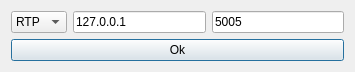
All4Gis/QGISFMV, file code/ui/ui_FmvOpenStream.ui: the form before one commit.
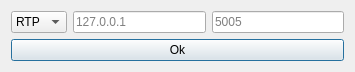
The form after the commit. Icons and pictures are not drawn.

The edit to the form file:
```diff
--- a/code/ui/ui_FmvOpenStream.ui
+++ b/code/ui/ui_FmvOpenStream.ui
@@ -54,7 +54,7 @@
      <item>
       <widget class="QLineEdit" name="ln_host">
        <property name="text">
-        <string>127.0.0.1</string>
+        <string/>
        </property>
        <property name="placeholderText">
         <string>127.0.0.1</string>
@@ -67,7 +67,7 @@
         <set>Qt::ImhNone</set>
        </property>
        <property name="text">
-        <string>5005</string>
+        <string/>
        </property>
        <property name="placeholderText">
         <string>5005</string>
```
Lines whose indentation alone changed are shown as unchanged.
